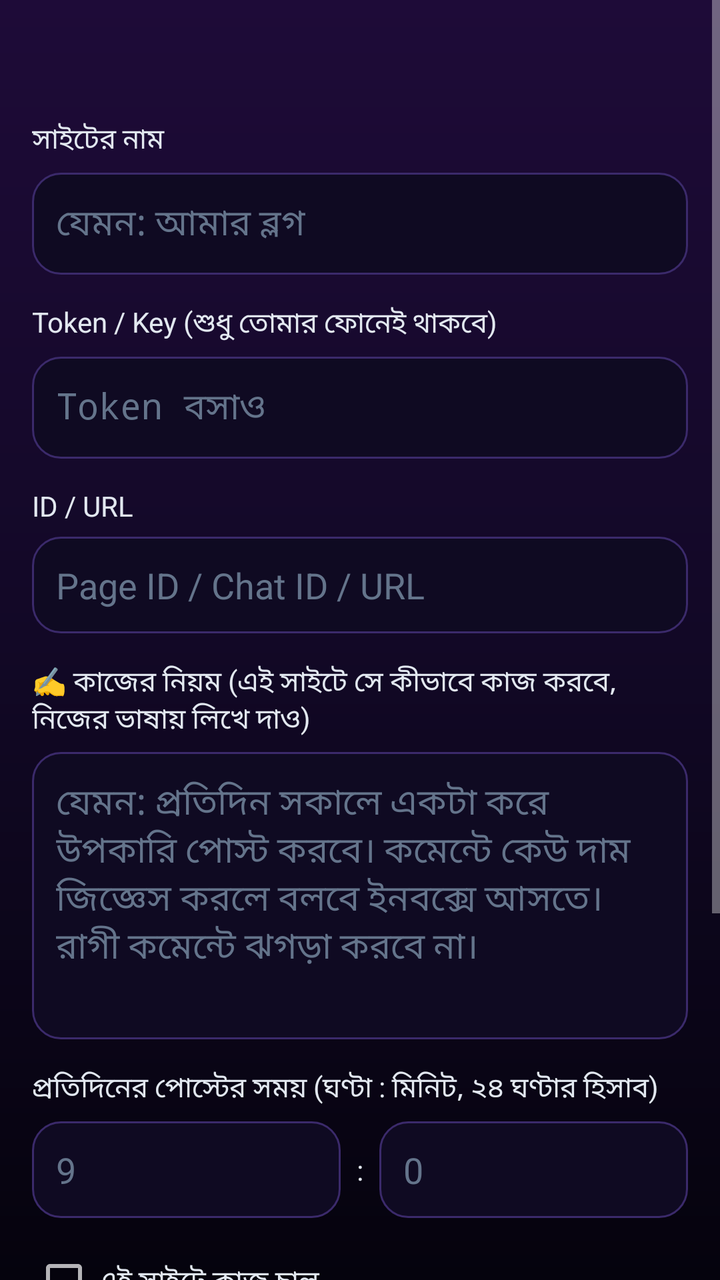
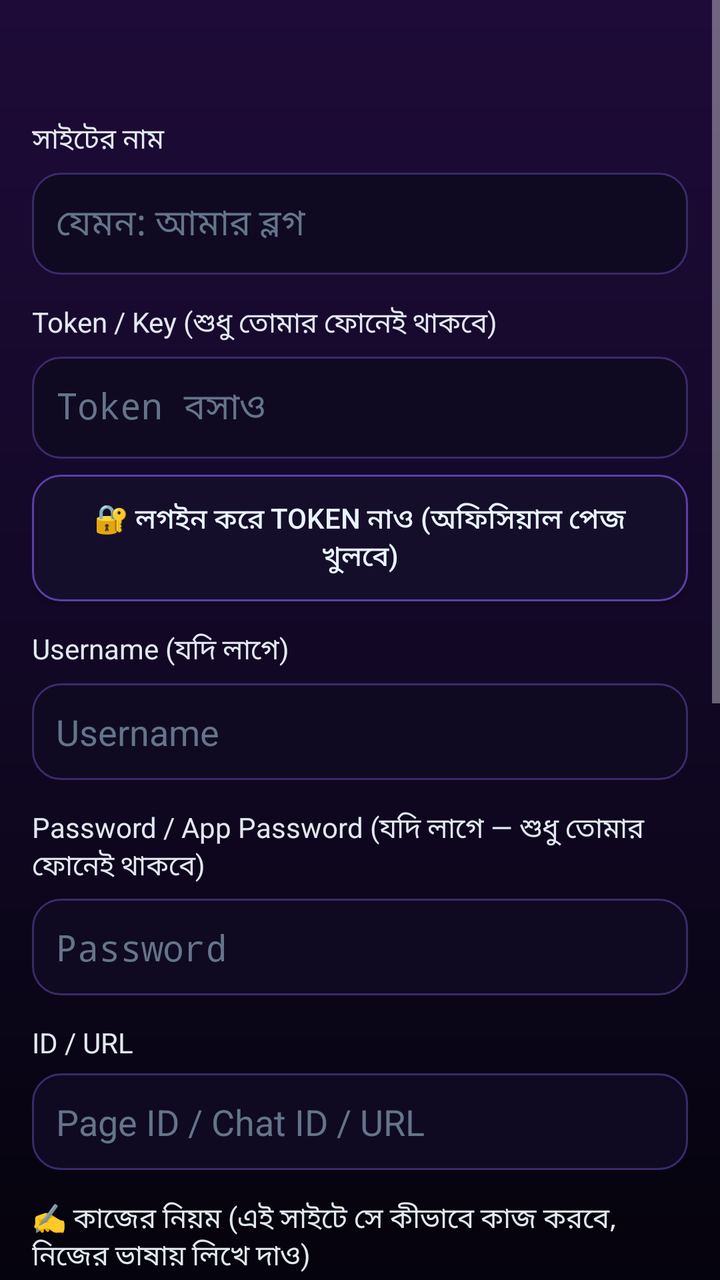

The first picture is an Android layout as it rendered before a commit; the second is the same layout after the commit. The layout source and the unified diff follow.
<!-- AndroidManifest.xml: application theme AppTheme -->
<!-- res/layout/activity_service.xml -->
<?xml version="1.0" encoding="utf-8"?>
<ScrollView xmlns:android="http://schemas.android.com/apk/res/android"
    android:layout_width="match_parent"
    android:layout_height="match_parent"
    android:background="@drawable/bg_main">

    <LinearLayout
        android:layout_width="match_parent"
        android:layout_height="wrap_content"
        android:orientation="vertical"
        android:padding="16dp">

        <TextView
            android:id="@+id/svcTitle"
            android:layout_width="match_parent"
            android:layout_height="wrap_content"
            android:textColor="#C084FC"
            android:textSize="22sp"
            android:textStyle="bold" />

        <LinearLayout
            android:id="@+id/svcCustomNameWrap"
            android:layout_width="match_parent"
            android:layout_height="wrap_content"
            android:layout_marginTop="14dp"
            android:orientation="vertical">

            <TextView
                android:layout_width="match_parent"
                android:layout_height="wrap_content"
                android:text="সাইটের নাম"
                android:textColor="#E2E8F0" />

            <EditText
                android:id="@+id/svcCustomName"
                android:layout_width="match_parent"
                android:layout_height="wrap_content"
                android:layout_marginTop="6dp"
                android:background="@drawable/bg_input"
                android:hint="যেমন: আমার ব্লগ"
                android:padding="12dp"
                android:textColor="#E8F4FF"
                android:textColorHint="#64748B" />
        </LinearLayout>

        <TextView
            android:layout_width="match_parent"
            android:layout_height="wrap_content"
            android:layout_marginTop="14dp"
            android:text="Token / Key (শুধু তোমার ফোনেই থাকবে)"
            android:textColor="#E2E8F0" />

        <EditText
            android:id="@+id/svcToken"
            android:layout_width="match_parent"
            android:layout_height="wrap_content"
            android:layout_marginTop="6dp"
            android:background="@drawable/bg_input"
            android:hint="Token বসাও"
            android:inputType="textPassword"
            android:padding="12dp"
            android:textColor="#E8F4FF"
            android:textColorHint="#64748B" />

        <TextView
            android:layout_width="match_parent"
            android:layout_height="wrap_content"
            android:layout_marginTop="14dp"
            android:text="ID / URL"
            android:textColor="#E2E8F0" />

        <EditText
            android:id="@+id/svcId"
            android:layout_width="match_parent"
            android:layout_height="wrap_content"
            android:layout_marginTop="6dp"
            android:background="@drawable/bg_input"
            android:hint="Page ID / Chat ID / URL"
            android:padding="12dp"
            android:textColor="#E8F4FF"
            android:textColorHint="#64748B" />

        <TextView
            android:layout_width="match_parent"
            android:layout_height="wrap_content"
            android:layout_marginTop="14dp"
            android:text="✍️ কাজের নিয়ম (এই সাইটে সে কীভাবে কাজ করবে, নিজের ভাষায় লিখে দাও)"
            android:textColor="#E2E8F0" />

        <EditText
            android:id="@+id/svcRules"
            android:layout_width="match_parent"
            android:layout_height="wrap_content"
            android:layout_marginTop="6dp"
            android:background="@drawable/bg_input"
            android:gravity="top"
            android:hint="যেমন: প্রতিদিন সকালে একটা করে উপকারি পোস্ট করবে। কমেন্টে কেউ দাম জিজ্ঞেস করলে বলবে ইনবক্সে আসতে। রাগী কমেন্টে ঝগড়া করবে না।"
            android:minLines="5"
            android:padding="12dp"
            android:textColor="#E8F4FF"
            android:textColorHint="#64748B" />

        <TextView
            android:layout_width="match_parent"
            android:layout_height="wrap_content"
            android:layout_marginTop="14dp"
            android:text="প্রতিদিনের পোস্টের সময় (ঘণ্টা : মিনিট, ২৪ ঘণ্টার হিসাব)"
            android:textColor="#E2E8F0" />

        <LinearLayout
            android:layout_width="match_parent"
            android:layout_height="wrap_content"
            android:layout_marginTop="6dp"
            android:orientation="horizontal">

            <EditText
                android:id="@+id/svcHour"
                android:layout_width="0dp"
                android:layout_height="wrap_content"
                android:layout_weight="1"
                android:background="@drawable/bg_input"
                android:hint="9"
                android:inputType="number"
                android:padding="12dp"
                android:textColor="#E8F4FF"
                android:textColorHint="#64748B" />

            <TextView
                android:layout_width="wrap_content"
                android:layout_height="wrap_content"
                android:layout_gravity="center_vertical"
                android:padding="8dp"
                android:text=":"
                android:textColor="#E2E8F0" />

            <EditText
                android:id="@+id/svcMinute"
                android:layout_width="0dp"
                android:layout_height="wrap_content"
                android:layout_weight="1"
                android:background="@drawable/bg_input"
                android:hint="0"
                android:inputType="number"
                android:padding="12dp"
                android:textColor="#E8F4FF"
                android:textColorHint="#64748B" />
        </LinearLayout>

        <CheckBox
            android:id="@+id/svcEnabled"
            android:layout_width="match_parent"
            android:layout_height="wrap_content"
            android:layout_marginTop="16dp"
            android:text="এই সাইটে কাজ চালু"
            android:textColor="#E2E8F0" />

        <CheckBox
            android:id="@+id/svcComments"
            android:layout_width="match_parent"
            android:layout_height="wrap_content"
            android:layout_marginTop="8dp"
            android:text="কমেন্ট দেখে উত্তর দেবে"
            android:textColor="#E2E8F0" />

        <CheckBox
            android:id="@+id/svcPost"
            android:layout_width="match_parent"
            android:layout_height="wrap_content"
            android:layout_marginTop="8dp"
            android:text="প্রতিদিন পোস্ট করবে"
            android:textColor="#E2E8F0" />

        <CheckBox
            android:id="@+id/svcApprove"
            android:layout_width="match_parent"
            android:layout_height="wrap_content"
            android:layout_marginTop="8dp"
            android:text="পাঠানোর আগে দেখিয়ে হ্যাঁ নাও (বন্ধ করলে অটো পাঠাবে)"
            android:textColor="#E2E8F0" />

        <Button
            android:id="@+id/svcSave"
            android:layout_width="match_parent"
            android:layout_height="wrap_content"
            android:layout_marginTop="18dp"
            android:background="@drawable/btn_primary"
            android:padding="12dp"
            android:text="সেভ করো"
            android:textColor="#FFFFFF"
            android:textStyle="bold" />

        <TextView
            android:id="@+id/svcInfo"
            android:layout_width="match_parent"
            android:layout_height="wrap_content"
            android:layout_marginTop="14dp"
            android:textColor="#94A3B8"
            android:textSize="12sp" />
    </LinearLayout>
</ScrollView>
<!-- resources referenced by this layout -->
<resources>
  <!-- drawable bg_input (drawable) -->
  <?xml version="1.0" encoding="utf-8"?>
  <shape xmlns:android="http://schemas.android.com/apk/res/android" android:shape="rectangle">
      <corners android:radius="14dp" />
      <solid android:color="#0F0A22" />
      <stroke android:width="1dp" android:color="#3B2A6B" />
  </shape>
  <!-- drawable bg_main (drawable) -->
  <?xml version="1.0" encoding="utf-8"?>
  <shape xmlns:android="http://schemas.android.com/apk/res/android" android:shape="rectangle">
      <gradient
          android:angle="270"
          android:startColor="#1E0B38"
          android:centerColor="#120826"
          android:endColor="#05030D" />
  </shape>
  <!-- drawable btn_primary (drawable) -->
  <?xml version="1.0" encoding="utf-8"?>
  <shape xmlns:android="http://schemas.android.com/apk/res/android" android:shape="rectangle">
      <corners android:radius="28dp" />
      <gradient android:startColor="#D8B4FE" android:endColor="#9333EA" android:angle="0" />
      <stroke android:width="1.5dp" android:color="#E9D5FF" />
  </shape>
  <style name="AppTheme" parent="android:Theme.Material.NoActionBar">
          <item name="android:windowBackground">#05030D</item>
          <item name="android:colorAccent">#A855F7</item>
          <item name="android:statusBarColor">#05030D</item>
          <item name="android:navigationBarColor">#05030D</item>
          <item name="android:windowLightStatusBar">false</item>
      </style>
</resources>

<!-- the commit's change to res/layout/activity_service.xml (unified diff, before → after) -->
@@ -57,6 +57,53 @@
             android:layout_marginTop="6dp"
             android:background="@drawable/bg_input"
             android:hint="Token বসাও"
+            android:inputType="textPassword"
+            android:padding="12dp"
+            android:textColor="#E8F4FF"
+            android:textColorHint="#64748B" />
+
+        <Button
+            android:id="@+id/svcTokenBtn"
+            android:layout_width="match_parent"
+            android:layout_height="wrap_content"
+            android:layout_marginTop="8dp"
+            android:background="@drawable/btn_secondary"
+            android:padding="12dp"
+            android:text="🔐 লগইন করে Token নাও (অফিসিয়াল পেজ খুলবে)"
+            android:textColor="#E8F4FF" />
+
+        <TextView
+            android:layout_width="match_parent"
+            android:layout_height="wrap_content"
+            android:layout_marginTop="14dp"
+            android:text="Username (যদি লাগে)"
+            android:textColor="#E2E8F0" />
+
+        <EditText
+            android:id="@+id/svcUser"
+            android:layout_width="match_parent"
+            android:layout_height="wrap_content"
+            android:layout_marginTop="6dp"
+            android:background="@drawable/bg_input"
+            android:hint="Username"
+            android:padding="12dp"
+            android:textColor="#E8F4FF"
+            android:textColorHint="#64748B" />
+
+        <TextView
+            android:layout_width="match_parent"
+            android:layout_height="wrap_content"
+            android:layout_marginTop="14dp"
+            android:text="Password / App Password (যদি লাগে — শুধু তোমার ফোনেই থাকবে)"
+            android:textColor="#E2E8F0" />
+
+        <EditText
+            android:id="@+id/svcPass"
+            android:layout_width="match_parent"
+            android:layout_height="wrap_content"
+            android:layout_marginTop="6dp"
+            android:background="@drawable/bg_input"
+            android:hint="Password"
             android:inputType="textPassword"
             android:padding="12dp"
             android:textColor="#E8F4FF"
<!-- resource entries referenced after the edit -->
@@ -23,6 +23,13 @@
       <gradient android:startColor="#D8B4FE" android:endColor="#9333EA" android:angle="0" />
       <stroke android:width="1.5dp" android:color="#E9D5FF" />
   </shape>
+  <!-- drawable btn_secondary (drawable) -->
+  <?xml version="1.0" encoding="utf-8"?>
+  <shape xmlns:android="http://schemas.android.com/apk/res/android" android:shape="rectangle">
+      <corners android:radius="14dp" />
+      <solid android:color="#150E2B" />
+      <stroke android:width="1dp" android:color="#5B3FA8" />
+  </shape>
   <style name="AppTheme" parent="android:Theme.Material.NoActionBar">
           <item name="android:windowBackground">#05030D</item>
           <item name="android:colorAccent">#A855F7</item>
